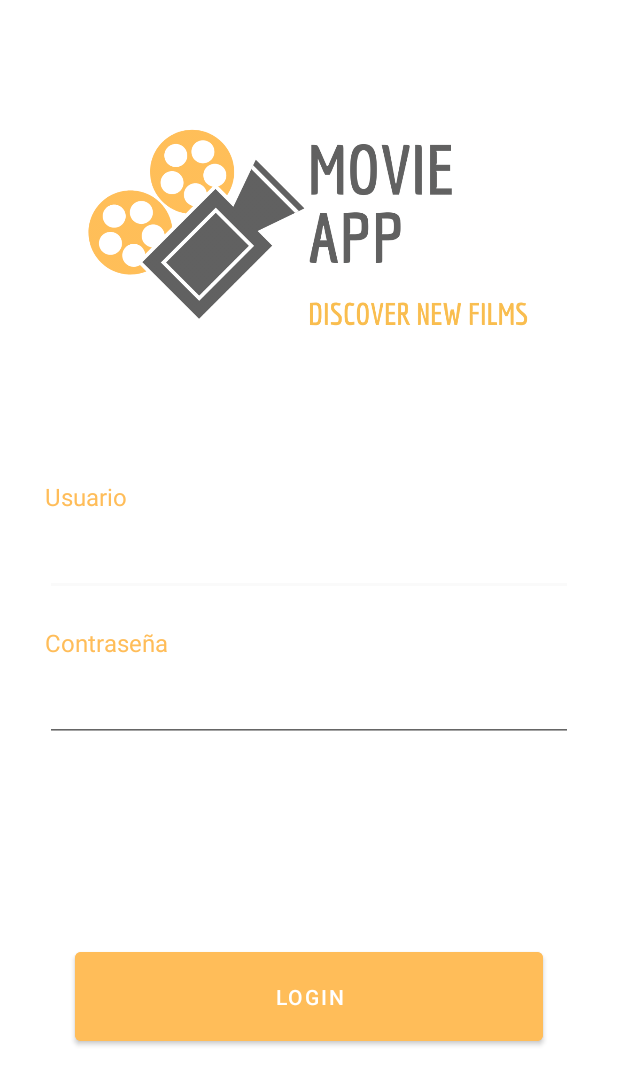
After one commit to Arthuro-CS/MovieAppRT, an Android app: the layout fragment_login.xml on its own in the app's theme, with its tools: preview values and no code run, on a phone screen of 412 x 824 dp. The commit adds this screen. Shown: the top 1085 px of the screen. Run offline under Robolectric (Android 15) with nearby library versions, the phone set to English and light mode, and no system bars.

Commit message:
Add clean architecture structure and login

```diff
--- /dev/null
+++ b/app/src/main/java/com/cueva/movieapprt/data/abstraction/UserApiDataSource.kt
@@ -0,0 +1,5 @@
+package com.cueva.movieapprt.data.abstraction
+
+interface UserApiDataSource {
+    fun loginUser(username: String, password: String) : Boolean
+}
--- /dev/null
+++ b/app/src/main/java/com/cueva/movieapprt/domain/abstraction/LoginRepository.kt
@@ -0,0 +1,5 @@
+package com.cueva.movieapprt.domain.abstraction
+
+interface LoginRepository {
+    fun validateUserLogin(username: String, password: String) : Boolean
+}
--- /dev/null
+++ b/app/src/main/res/layout/fragment_login.xml
@@ -0,0 +1,111 @@
+<?xml version="1.0" encoding="utf-8"?>
+
+<layout xmlns:android="http://schemas.android.com/apk/res/android"
+    xmlns:tools="http://schemas.android.com/tools"
+    xmlns:app="http://schemas.android.com/apk/res-auto">
+
+    <data>
+
+    </data>
+
+    <androidx.constraintlayout.widget.ConstraintLayout
+        android:layout_width="match_parent"
+        android:layout_height="match_parent"
+        android:paddingHorizontal="30dp"
+        tools:context=".application.presentation.ui.login.LoginFragment">
+
+        <ImageView
+            android:id="@+id/logo_app"
+            android:layout_width="300dp"
+            android:layout_height="300dp"
+            android:src="@drawable/movie_app_logo"
+            app:layout_constraintStart_toStartOf="parent"
+            app:layout_constraintEnd_toEndOf="parent"
+            app:layout_constraintTop_toTopOf="parent" />
+
+
+        <TextView
+            android:id="@+id/label_username"
+            android:layout_width="wrap_content"
+            android:layout_height="wrap_content"
+            android:layout_marginTop="20dp"
+            android:layout_marginBottom="10dp"
+            android:textSize="16sp"
+            android:text="@string/username_label"
+            android:textColor="@color/darkYellow"
+            app:layout_constraintStart_toStartOf="parent"
+            app:layout_constraintTop_toBottomOf="@+id/logo_app" />
+
+        <EditText
+            android:id="@+id/input_username"
+            android:layout_width="match_parent"
+            android:layout_height="wrap_content"
+            android:layout_marginVertical="10dp"
+            android:textColor="@color/primaryColor"
+            app:layout_constraintStart_toStartOf="parent"
+            app:layout_constraintEnd_toEndOf="parent"
+            app:layout_constraintTop_toBottomOf="@id/label_username" />
+
+        <TextView
+            android:id="@+id/label_password"
+            android:layout_width="wrap_content"
+            android:layout_height="wrap_content"
+            android:layout_marginVertical="20dp"
+            android:textSize="16sp"
+            android:text="@string/password_label"
+            android:textColor="@color/darkYellow"
+            app:layout_constraintStart_toStartOf="parent"
+            app:layout_constraintTop_toBottomOf="@id/input_username" />
+
+        <EditText
+            android:id="@+id/input_password"
+            android:layout_width="match_parent"
+            android:layout_height="wrap_content"
+            android:layout_marginVertical="10dp"
+            android:textColor="@color/primaryColor"
+            app:layout_constraintStart_toStartOf="parent"
+            app:layout_constraintEnd_toEndOf="parent"
+            app:layout_constraintTop_toBottomOf="@id/label_password" />
+
+        <TextView
+            android:id="@+id/text_error"
+            android:layout_width="wrap_content"
+            android:layout_height="wrap_content"
+            android:layout_marginVertical="10dp"
+            android:visibility="gone"
+            android:textColor="@color/red"
+            android:text="@string/login_error"
+            app:layout_constraintStart_toStartOf="parent"
+            app:layout_constraintEnd_toEndOf="parent"
+            app:layout_constraintTop_toBottomOf="@id/input_password" />
+
+        <Button
+            android:id="@+id/button_login"
+            android:layout_width="match_parent"
+            android:layout_height="wrap_content"
+            android:layout_marginTop="10dp"
+            android:backgroundTint="@color/darkYellow"
+            android:paddingVertical="20dp"
+            android:layout_marginHorizontal="20dp"
+            android:text="@string/login_text_button"
+            android:textColor="@color/white"
+            app:layout_constraintBottom_toBottomOf="parent"
+            app:layout_constraintEnd_toEndOf="parent"
+            app:layout_constraintStart_toStartOf="parent"
+            app:layout_constraintTop_toBottomOf="@+id/text_error" />
+
+        <ProgressBar
+            android:id="@+id/progressBarLogin"
+            style="?android:attr/progressBarStyleLarge"
+            android:layout_width="wrap_content"
+            android:layout_height="wrap_content"
+            app:layout_constraintStart_toStartOf="parent"
+            app:layout_constraintEnd_toEndOf="parent"
+            app:layout_constraintTop_toBottomOf="@+id/text_error"
+            app:layout_constraintBottom_toBottomOf="parent"
+            android:indeterminateTint="@color/darkYellow"
+            android:visibility="gone" />
+
+
+    </androidx.constraintlayout.widget.ConstraintLayout>
+</layout>
--- a/app/src/main/res/values/colors.xml
+++ b/app/src/main/res/values/colors.xml
@@ -3,6 +3,8 @@
     <color name="black">#FF000000</color>
     <color name="white">#FFFFFFFF</color>
     <color name="lightGrey">#f5f5f5</color>
+    <color name="red">#dd2c00</color>
+    <color name="darkYellow">#ffbd59</color>
 
     <color name="primaryColor">#616161</color>
     <color name="primaryLightColor">#8e8e8e</color>
--- a/app/src/main/res/values/strings.xml
+++ b/app/src/main/res/values/strings.xml
@@ -3,4 +3,8 @@
     <string name="upcoming_films">Upcoming Films</string>
     <!-- TODO: Remove or change this placeholder text -->
     <string name="hello_blank_fragment">Hello blank fragment</string>
+    <string name="username_label">Usuario</string>
+    <string name="password_label">Contraseña</string>
+    <string name="login_text_button">Login</string>
+    <string name="login_error">Usuario o contraseña incorrecto. Inténtelo nuevamente.</string>
 </resources>
```
Also changed, not shown: app/src/main/java/com/cueva/movieapprt/application/framework/network/UserDataSource.kt (added, +11 -0 lines), app/src/main/java/com/cueva/movieapprt/application/presentation/di/login/LoginComponent.kt (added, +11 -0 lines), app/src/main/java/com/cueva/movieapprt/application/presentation/di/login/LoginRepositoryModule.kt (added, +15 -0 lines), app/src/main/java/com/cueva/movieapprt/application/presentation/di/login/UserDataSourceModule.kt (added, +15 -0 lines), app/src/main/java/com/cueva/movieapprt/application/presentation/ui/login/LoginFragment.kt (added, +67 -0 lines), app/src/main/java/com/cueva/movieapprt/application/presentation/ui/login/LoginViewModel.kt (added, +20 -0 lines), app/src/main/java/com/cueva/movieapprt/data/repository/LoginRepositoryImpl.kt (added, +11 -0 lines), app/src/main/java/com/cueva/movieapprt/domain/usecase/ValidateUserLoginUseCase.kt (added, +11 -0 lines), app/src/main/res/navigation/navigation.xml (+9 -1 lines), app/src/main/res/drawable/movie_app_logo.png (added).
